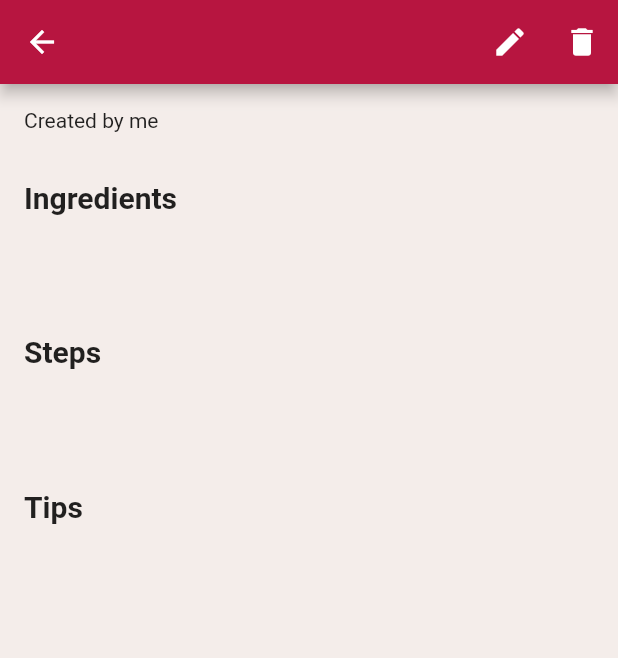
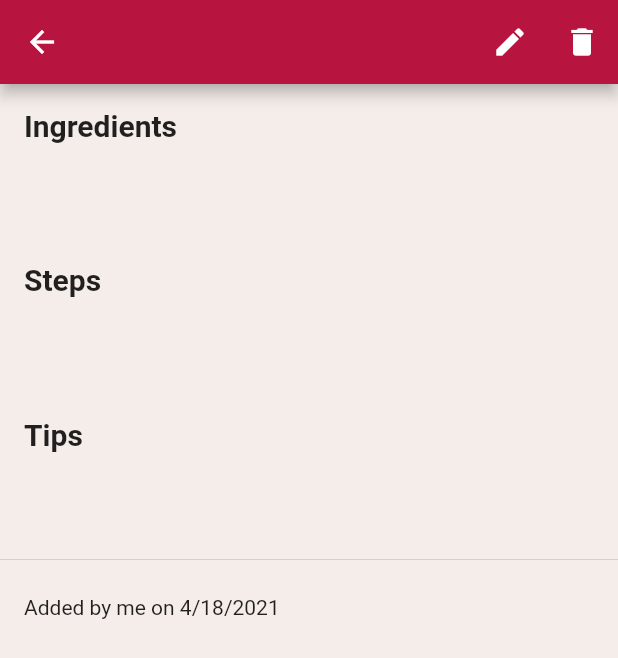
Before and after one commit to dadouf/ProjectQuiche, a Flutter app: the RecipeScreen screen opened directly with empty values, on a phone screen of 412 x 824 dp. Shown: the top 658 px of the screen. Run offline on Flutter 3.47's test engine with Material 2 defaults, Android fonts, the phone set to English and light mode, and no system bars; our stand-ins replace cloud_firestore, cloud_functions, firebase_analytics, firebase_auth, firebase_core, firebase_crashlytics and 3 more; accounts and stored records are empty; generated files the repository leaves out were written again; network calls fail; statements that could not run were skipped.

Commit message:
Read user name from Firestore

```diff
--- a/lib/l10n/app_en.arb
+++ b/lib/l10n/app_en.arb
@@ -9,12 +9,23 @@
   "ingredients": "Ingredients",
   "steps": "Steps",
   "tips": "Tips",
-  "created_by": "Created by {person}",
+  "created_by": "Added by {person}",
   "@created_by": {
     "placeholders": {
       "person": {}
     }
   },
+  "created_by_on": "Added by {person} on {date}",
+  "@created_by_on": {
+    "placeholders": {
+      "person": {},
+      "date": {
+        "type": "DateTime",
+        "format": "yMd"
+      }
+    }
+  },
+  "unknownUser": "an unknown user",
   "me": "me",
   "addRecipe": "Add recipe",
   "addRecipe_success": "Recipe successfully saved",
--- a/lib/l10n/app_fr.arb
+++ b/lib/l10n/app_fr.arb
@@ -10,7 +10,9 @@
   "ingredients": "Ingrédients",
   "steps": "Étapes",
   "tips": "Conseils",
-  "created_by": "Créée par {person}",
+  "created_by": "Ajoutée par {person}",
+  "created_by_on": "Ajoutée par {person} le {date}",
+  "unknownUser": "un utilisateur inconnu",
   "me": "moi",
   "addRecipe": "Ajouter une recette",
   "addRecipe_success": "Recette sauvegardée",
--- a/lib/models/recipe.dart
+++ b/lib/models/recipe.dart
@@ -7,17 +7,17 @@ class Recipe {
   final String? ingredients;
   final String? steps;
   final String? tips;
-  final String? createdByName;
   final String? createdByUid;
+  final DateTime? creationDate;
 
   const Recipe({
-    this.id,
-    this.name,
-    this.ingredients,
-    this.steps,
-    this.tips,
-    this.createdByName,
-    this.createdByUid,
+    required this.id,
+    required this.name,
+    required this.ingredients,
+    required this.steps,
+    required this.tips,
+    required this.createdByUid,
+    required this.creationDate,
   });
 
   toJson() {
@@ -37,8 +37,8 @@ class Recipe {
       ingredients: parseMultiLineString(data[MyFirestore.fieldIngredients]),
       steps: parseMultiLineString(data[MyFirestore.fieldSteps]),
       tips: parseMultiLineString(data[MyFirestore.fieldTips]),
-      createdByName: data[MyFirestore.fieldCreatedBy][MyFirestore.fieldName],
       createdByUid: data[MyFirestore.fieldCreatedBy][MyFirestore.fieldUid],
+      creationDate: data[MyFirestore.fieldCreationDate].toDate(),
     );
   }
 }
--- a/lib/screens/recipe.dart
+++ b/lib/screens/recipe.dart
@@ -1,7 +1,9 @@
+import 'package:cloud_firestore/cloud_firestore.dart';
 import 'package:firebase_auth/firebase_auth.dart';
 import 'package:flutter/material.dart';
 import 'package:flutter_gen/gen_l10n/app_localizations.dart';
 import 'package:projectquiche/models/app_model.dart';
+import 'package:projectquiche/models/app_user.dart';
 import 'package:projectquiche/models/recipe.dart';
 import 'package:projectquiche/services/firebase/firebase_service.dart';
 import 'package:projectquiche/services/firebase/firestore_keys.dart';
@@ -37,11 +39,6 @@ class RecipeScreen extends StatelessWidget {
         children: [
           Padding(
             padding: defaultPadding,
-            child: Text(AppLocalizations.of(context)!
-                .created_by(_getRecipeCreator(context))),
-          ),
-          Padding(
-            padding: defaultPadding,
             child: Text(
               AppLocalizations.of(context)!.ingredients,
               style: titleStyle,
@@ -70,18 +67,47 @@ class RecipeScreen extends StatelessWidget {
             padding: defaultPadding,
             child: Text(_recipe.tips ?? "None"),
           ),
+          Divider(),
+          Padding(
+            padding: defaultPadding,
+            child: _buildRecipeFooter(context),
+          ),
         ],
       ),
     );
   }
 
-  String _getRecipeCreator(BuildContext context) {
+  Widget _buildRecipeFooter(BuildContext context) {
     if (_recipe.createdByUid == FirebaseAuth.instance.currentUser?.uid) {
-      return AppLocalizations.of(context)!.me;
-    } else if (_recipe.createdByName != null) {
-      return _recipe.createdByName!;
+      return _buildCreatedByOn(context, AppLocalizations.of(context)!.me);
     } else {
-      return "User ${_recipe.createdByUid}";
+      return FutureBuilder(
+          future: MyFirestore.users().doc(_recipe.createdByUid).get(),
+          builder:
+              (BuildContext context, AsyncSnapshot<DocumentSnapshot> snapshot) {
+            if (snapshot.connectionState == ConnectionState.waiting) {
+              return Center(child: CircularProgressIndicator());
+            } else {
+              try {
+                final user = AppUser.fromDocument(snapshot.data!);
+                return _buildCreatedByOn(context, user.username);
+              } catch (e) {
+                return _buildCreatedByOn(
+                    context, AppLocalizations.of(context)!.unknownUser);
+              }
+            }
+          });
+    }
+  }
+
+  Widget _buildCreatedByOn(BuildContext context, String name) {
+    if (_recipe.creationDate != null) {
+      return Text(AppLocalizations.of(context)!.created_by_on(
+        name,
+        _recipe.creationDate!,
+      ));
+    } else {
+      return Text(AppLocalizations.of(context)!.created_by(name));
     }
   }
 
```
Lines whose indentation alone changed are shown as unchanged.
